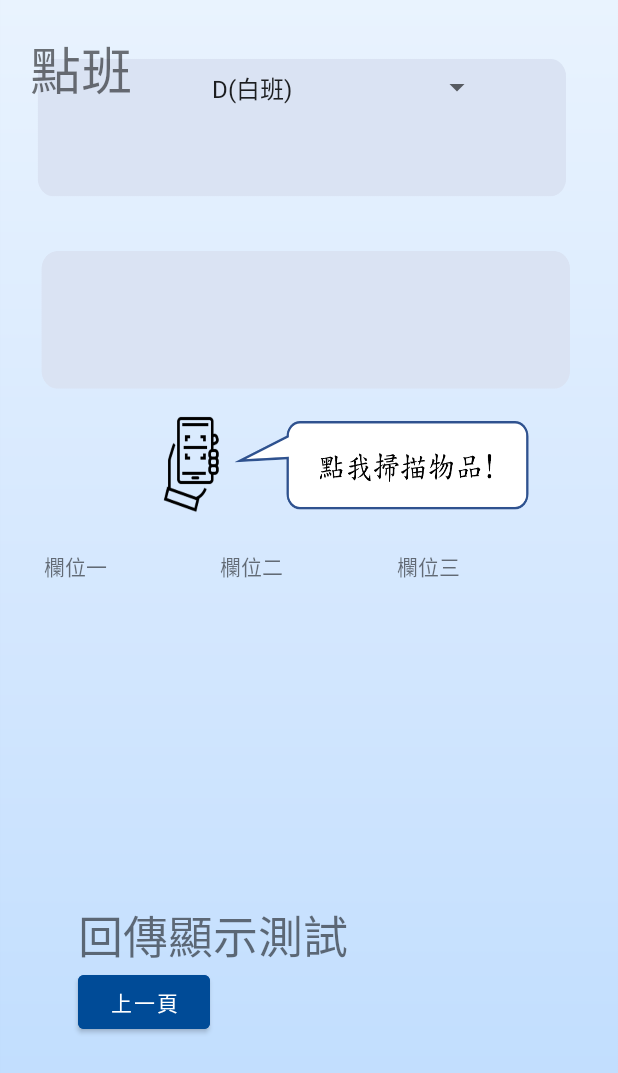
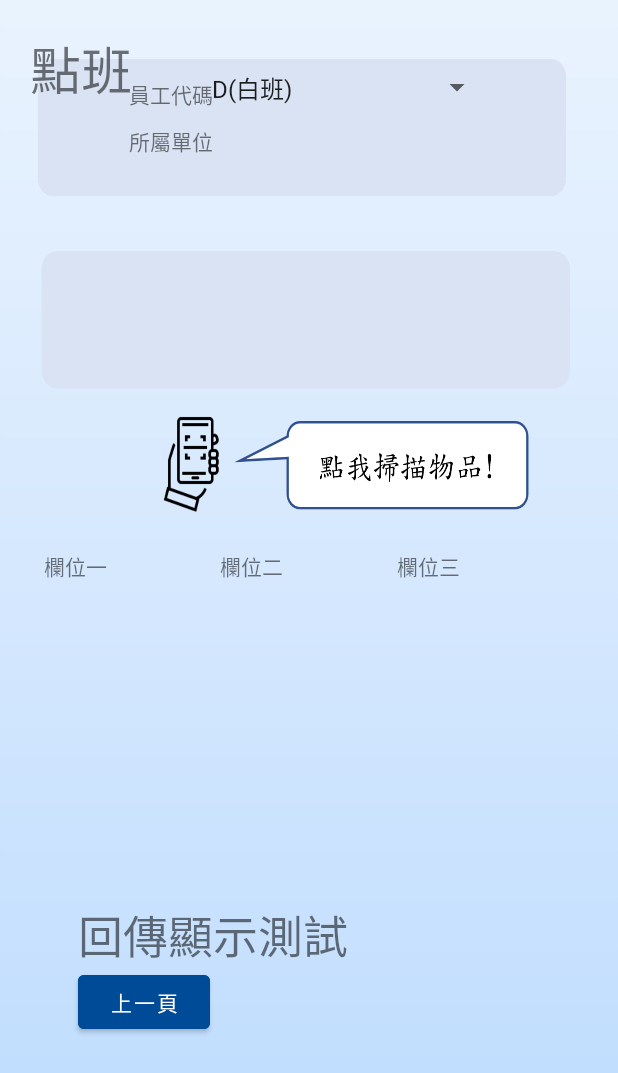
Before and after one commit to JoanneHsia/ProjectGrade3_two, an Android app: the MmsActivity screen opened directly, with no data from a screen before it, on a phone screen of 412 x 824 dp. Shown: the top 1073 px of the screen. Run offline under Robolectric (Android 15) with nearby library versions, the phone set to English and light mode, and no system bars; libraries missing offline, so code that uses them is left out: com.google.zxing.integration.

Commit message:
跳轉每一頁要有ID和單位(嘗試ing)

```diff
--- a/app/src/main/java/com/example/projectgrade3_two/HomeActivity.java
+++ b/app/src/main/java/com/example/projectgrade3_two/HomeActivity.java
@@ -75,6 +75,7 @@ public class HomeActivity extends AppCompatActivity {
         Button occupyPageBtn = (Button)findViewById(R.id.btn_occupy);
         Button repairPageBtn = (Button)findViewById(R.id.btn_repair);
         Button returnPageBtn = (Button)findViewById(R.id.btn_return);
+
 
         mmsPageBtn.setOnClickListener(new View.OnClickListener() {
             @Override
--- a/app/src/main/res/layout/activity_mms.xml
+++ b/app/src/main/res/layout/activity_mms.xml
@@ -103,4 +103,42 @@
 
     </LinearLayout>
 
+    <TextView
+        android:id="@+id/textView8"
+        android:layout_width="wrap_content"
+        android:layout_height="wrap_content"
+        android:layout_marginStart="86dp"
+        android:layout_marginTop="52dp"
+        android:text="員工代碼"
+        app:layout_constraintStart_toStartOf="parent"
+        app:layout_constraintTop_toTopOf="parent" />
+
+    <TextView
+        android:id="@+id/textView9"
+        android:layout_width="wrap_content"
+        android:layout_height="wrap_content"
+        android:layout_marginStart="86dp"
+        android:layout_marginTop="10dp"
+        android:text="所屬單位"
+        app:layout_constraintStart_toStartOf="parent"
+        app:layout_constraintTop_toBottomOf="@+id/textView8" />
+
+    <TextView
+        android:id="@+id/idU"
+        android:layout_width="wrap_content"
+        android:layout_height="wrap_content"
+        android:layout_marginStart="70dp"
+        android:layout_marginTop="52dp"
+        app:layout_constraintStart_toEndOf="@+id/textView8"
+        app:layout_constraintTop_toTopOf="parent" />
+
+    <TextView
+        android:id="@+id/idD"
+        android:layout_width="wrap_content"
+        android:layout_height="wrap_content"
+        android:layout_marginStart="70dp"
+        android:layout_marginTop="10dp"
+        app:layout_constraintStart_toEndOf="@+id/textView9"
+        app:layout_constraintTop_toBottomOf="@+id/idU" />
+
 </androidx.constraintlayout.widget.ConstraintLayout>
```
